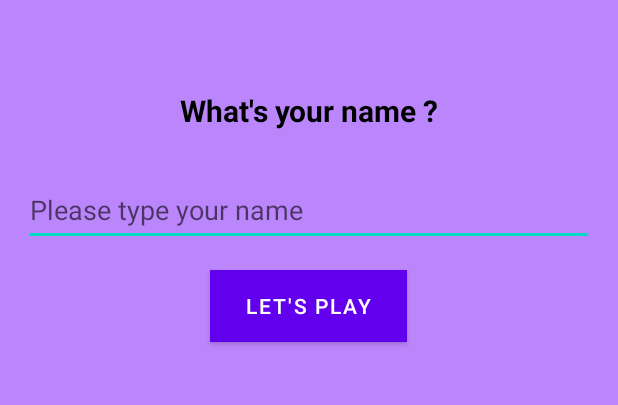
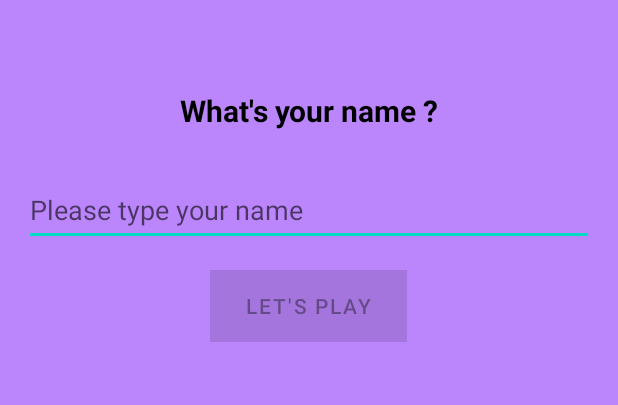
Before and after one commit to lolotoms/superQuizz, an Android app: the screen it shows after launch (MainActivity), on a phone screen of 412 x 824 dp, the part 378-783 px from its top. Run offline under Robolectric (Android 15) with nearby library versions, the phone set to English and light mode, and no system bars.

Commit message:
third chapetr

```diff
--- a/app/build.gradle
+++ b/app/build.gradle
@@ -27,6 +27,9 @@ android {
         sourceCompatibility JavaVersion.VERSION_1_8
         targetCompatibility JavaVersion.VERSION_1_8
     }
+    buildFeatures {
+        viewBinding = true
+    }
     kotlinOptions {
         jvmTarget = '1.8'
     }
--- a/app/src/main/java/com/example/superquizz/WelcomeFragment.java
+++ b/app/src/main/java/com/example/superquizz/WelcomeFragment.java
@@ -2,11 +2,16 @@ package com.example.superquizz;
 
 import android.os.Bundle;
 
+import androidx.annotation.NonNull;
+import androidx.annotation.Nullable;
 import androidx.fragment.app.Fragment;
 
 import android.view.LayoutInflater;
 import android.view.View;
 import android.view.ViewGroup;
+
+import com.example.superquizz.databinding.ActivityMainBinding;
+import com.example.superquizz.databinding.FragmentWelcomeBinding;
 
 /**
  * A simple {@link Fragment} subclass.
@@ -23,6 +28,8 @@ public class WelcomeFragment extends Fragment {
     // TODO: Rename and change types of parameters
     private String mParam1;
     private String mParam2;
+
+    private FragmentWelcomeBinding binding;
 
     public WelcomeFragment() {
         // Required empty public constructor
@@ -53,12 +60,20 @@ public class WelcomeFragment extends Fragment {
             mParam1 = getArguments().getString(ARG_PARAM1);
             mParam2 = getArguments().getString(ARG_PARAM2);
         }
+
     }
 
     @Override
-    public View onCreateView(LayoutInflater inflater, ViewGroup container,
-                             Bundle savedInstanceState) {
+    public View onCreateView(@NonNull LayoutInflater inflater, @Nullable ViewGroup container,
+                             @Nullable Bundle savedInstanceState) {
         // Inflate the layout for this fragment
-        return inflater.inflate(R.layout.fragment_welcome, container, false);
+        binding = FragmentWelcomeBinding.inflate(inflater, container, false);
+        return binding.getRoot();
+    }
+    @Override
+    public void onViewCreated(@NonNull View view, @Nullable Bundle savedInstanceState) {
+        super.onViewCreated(view, savedInstanceState);
+        binding.playButton.setEnabled(false);
+
     }
 }
--- a/app/src/main/res/layout/fragment_welcome.xml
+++ b/app/src/main/res/layout/fragment_welcome.xml
@@ -9,7 +9,7 @@
 
     <!-- TODO: Update blank fragment layout -->
       <TextView
-        android:id="@+id/welcome_wrapper"
+        android:id="@+id/welcomeTextView"
         android:layout_width="wrap_content"
         android:layout_height="wrap_content"
         android:layout_gravity="center"
@@ -23,7 +23,7 @@
           android:textColor="@color/black"/>
 
     <TextView
-        android:id="@+id/your_name_text"
+        android:id="@+id/usernameTextView"
         android:layout_width="match_parent"
         android:layout_height="56dp"
         android:gravity="center_horizontal"
@@ -32,7 +32,7 @@
         android:textSize="20sp"
         android:textStyle="bold" />
     <EditText
-        android:id="@+id/your_name_edittext"
+        android:id="@+id/usernameEditText"
         android:layout_width="match_parent"
         android:layout_height="wrap_content"
         android:layout_marginStart="16dp"
@@ -41,7 +41,7 @@
         android:hint="@string/your_name_edittext"/>
 
     <Button
-        android:id="@+id/play_button"
+        android:id="@+id/playButton"
         android:layout_width="wrap_content"
         android:layout_height="wrap_content"
         android:layout_margin="16dp"
```
